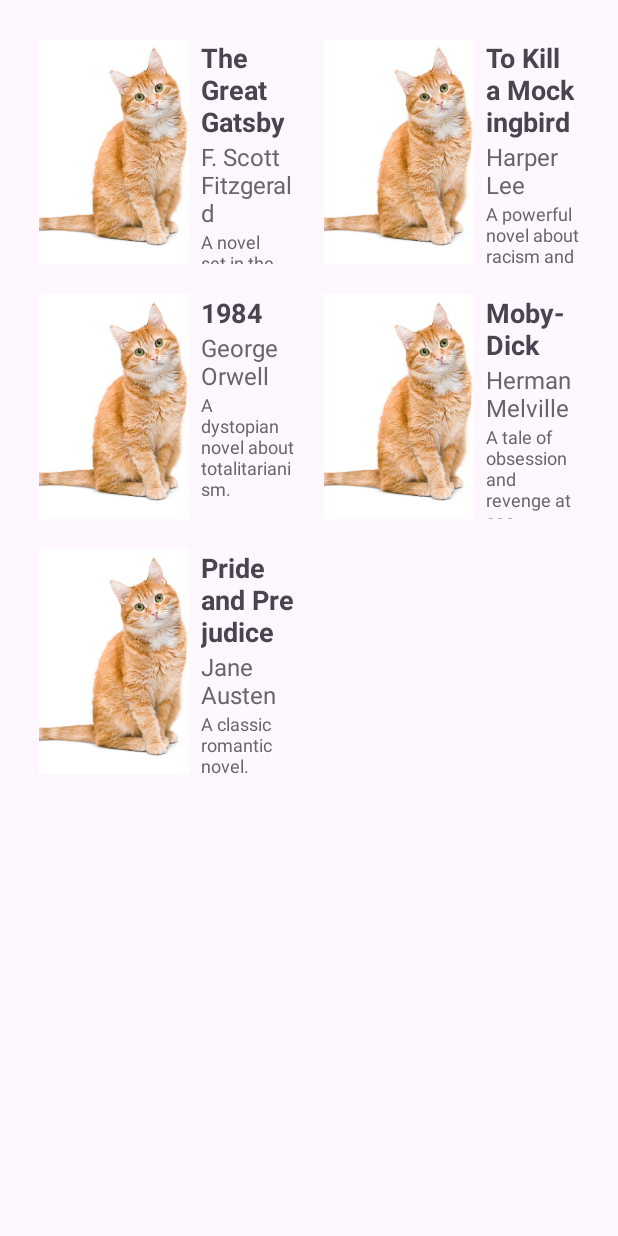
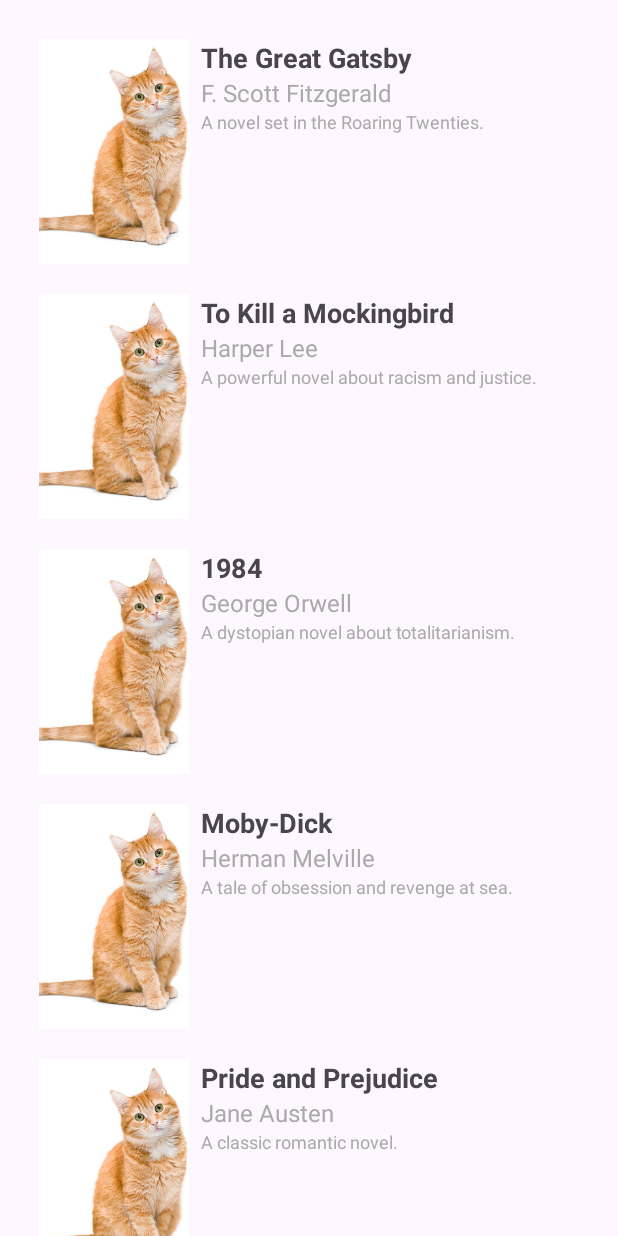
Before and after one commit to HorizonHalifa/EBook-Library, an Android app: the screen it shows after launch (MainActivity), on a phone screen of 412 x 824 dp. Run offline under Robolectric (Android 15) with nearby library versions, the phone set to English and light mode, and no system bars.

Commit message:
Fixed problem with UI: Title will only be in one line and description max 3 lines. Changed book_item.xml to improve the UI. Changed the RecyclerView back to Linear to avoid clippings.

```diff
--- a/app/src/main/java/com/horizon/ebooklibrary/ui/MainActivity.java
+++ b/app/src/main/java/com/horizon/ebooklibrary/ui/MainActivity.java
@@ -38,7 +38,7 @@ public class MainActivity extends AppCompatActivity {
 
         // Initialize RecyclerView
         recyclerView = findViewById(R.id.recyclerViewBooks);
-        recyclerView.setLayoutManager(new GridLayoutManager(this, 2)); // TODO: Consider changing to a GridLayoutManager.
+        recyclerView.setLayoutManager(new LinearLayoutManager(this)); // TODO: Consider changing to a GridLayoutManager.
 
 
         // Initialize book list and add sample books
--- a/app/src/main/res/layout/book_item.xml
+++ b/app/src/main/res/layout/book_item.xml
@@ -26,7 +26,9 @@
             android:layout_height="wrap_content"
             android:text="Book Title"
             android:textSize="18sp"
-            android:textStyle="bold"/>
+            android:textStyle="bold"
+            android:ellipsize="end"
+            android:maxLines="1" /> <!-- Ensures title fits in one line -->
 
         <TextView
             android:id="@+id/textViewAuthor"
@@ -34,7 +36,7 @@
             android:layout_height="wrap_content"
             android:text="Author Name"
             android:textSize="16sp"
-            android:textColor="#666666"/>
+            android:textColor="@android:color/darker_gray"/>
 
         <TextView
             android:id="@+id/textViewDescription"
@@ -42,7 +44,9 @@
             android:layout_height="wrap_content"
             android:text="Author Name"
             android:textSize="12sp"
-            android:textColor="#666666"/>
+            android:textColor="@android:color/darker_gray"
+            android:maxLines="3"
+            android:ellipsize="end" /> <!-- Allows description to wrap but limits to 3 lines -->
 
     </LinearLayout>
 </LinearLayout>
```
